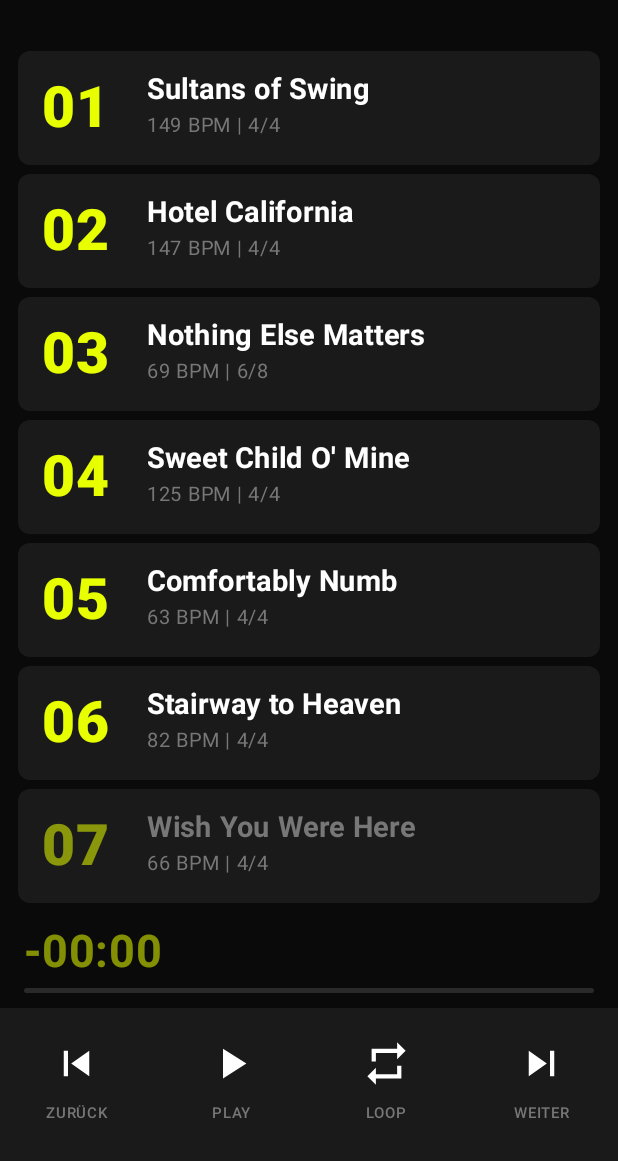
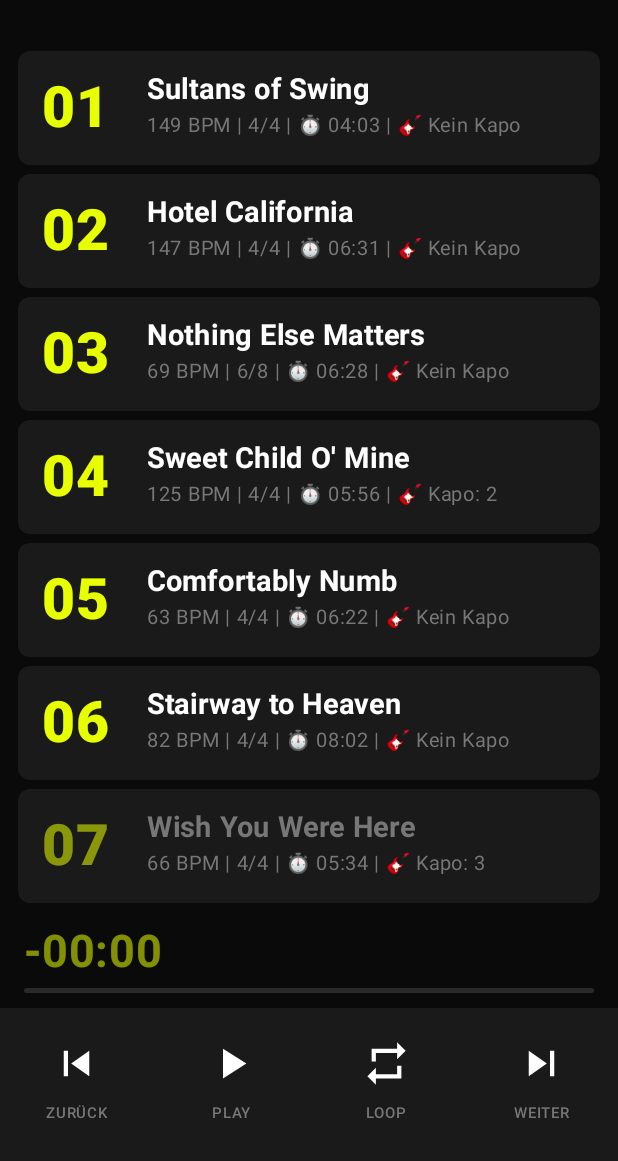
Before and after one commit to charmeundmelone-lab/Backing-Tracks, an Android app built with Jetpack Compose: the screen it shows after launch (MainActivity), on a phone screen of 412 x 824 dp, the part 75-1236 px from its top. Run offline under Robolectric (Android 15) with nearby library versions, the phone set to English and light mode, and no system bars; our stand-ins replace Room's generated code.

Commit message:
Song: duration + capoPosition, DB v3 (destructive), UI-Update
- Song-Entity: neue Felder duration (String, z.B. "03:45") und capoPosition (Int, 0 = kein Kapo)
- AppDatabase: Version 3, fallbackToDestructiveMigration (Entwicklungsmodus)
- SongRow: Attributzeile zeigt jetzt "125 BPM | 4/4 | ⏱️ 03:45 | 🎸 Kapo: 2"
  bzw. "🎸 Kein Kapo" wenn capoPosition = 0
- Demo-Songs mit realen Zeiten und Kapo-Werten befüllt

Co-Authored-By: Claude Sonnet 4.6 <noreply@anthropic.com>

```diff
--- a/app/src/main/java/de/livegigplayer/pro/data/AppDatabase.kt
+++ b/app/src/main/java/de/livegigplayer/pro/data/AppDatabase.kt
@@ -7,7 +7,7 @@ import androidx.room.RoomDatabase
 import androidx.room.migration.Migration
 import androidx.sqlite.db.SupportSQLiteDatabase
 
-@Database(entities = [Song::class, Playlist::class], version = 2, exportSchema = false)
+@Database(entities = [Song::class, Playlist::class], version = 3, exportSchema = false)
 abstract class AppDatabase : RoomDatabase() {
     abstract fun songDao(): SongDao
     abstract fun playlistDao(): PlaylistDao
@@ -35,6 +35,7 @@ abstract class AppDatabase : RoomDatabase() {
                     "livegig_database"
                 )
                 .addMigrations(MIGRATION_1_2)
+                .fallbackToDestructiveMigration()
                 .build()
                 .also { INSTANCE = it }
             }
--- a/app/src/main/java/de/livegigplayer/pro/data/Song.kt
+++ b/app/src/main/java/de/livegigplayer/pro/data/Song.kt
@@ -11,5 +11,7 @@ data class Song(
     val timeSignature: String,
     val playlistId: Long,
     val isCompleted: Boolean = false,
-    val audioFilePath: String
+    val audioFilePath: String,
+    val duration: String = "00:00",
+    val capoPosition: Int = 0
 )
--- a/app/src/main/java/de/livegigplayer/pro/ui/MainScreen.kt
+++ b/app/src/main/java/de/livegigplayer/pro/ui/MainScreen.kt
@@ -53,13 +53,13 @@ private val White = Color(0xFFFFFFFF)
 private val Gray = Color(0xFF777777)
 
 private val dummySongs = listOf(
-    Song(1, "Sultans of Swing", 149, "4/4", 1, false, ""),
-    Song(2, "Hotel California", 147, "4/4", 1, false, ""),
-    Song(3, "Nothing Else Matters", 69, "6/8", 1, false, ""),
-    Song(4, "Sweet Child O' Mine", 125, "4/4", 1, false, ""),
-    Song(5, "Comfortably Numb", 63, "4/4", 1, false, ""),
-    Song(6, "Stairway to Heaven", 82, "4/4", 1, false, ""),
-    Song(7, "Wish You Were Here", 66, "4/4", 1, true, ""),
+    Song(1, "Sultans of Swing", 149, "4/4", 1, false, "", "04:03", 0),
+    Song(2, "Hotel California", 147, "4/4", 1, false, "", "06:31", 0),
+    Song(3, "Nothing Else Matters", 69, "6/8", 1, false, "", "06:28", 0),
+    Song(4, "Sweet Child O' Mine", 125, "4/4", 1, false, "", "05:56", 2),
+    Song(5, "Comfortably Numb", 63, "4/4", 1, false, "", "06:22", 0),
+    Song(6, "Stairway to Heaven", 82, "4/4", 1, false, "", "08:02", 0),
+    Song(7, "Wish You Were Here", 66, "4/4", 1, true, "", "05:34", 3),
 )
 
 @Composable
@@ -142,8 +142,9 @@ private fun SongRow(index: Int, song: Song) {
                 maxLines = 1,
                 overflow = TextOverflow.Ellipsis
             )
+            val capoText = if (song.capoPosition == 0) "🎸 Kein Kapo" else "🎸 Kapo: ${song.capoPosition}"
             Text(
-                text = "${song.bpm} BPM | ${song.timeSignature}",
+                text = "${song.bpm} BPM | ${song.timeSignature} | ⏱️ ${song.duration} | $capoText",
                 color = Gray,
                 fontSize = 13.sp,
                 fontWeight = FontWeight.Normal
```
